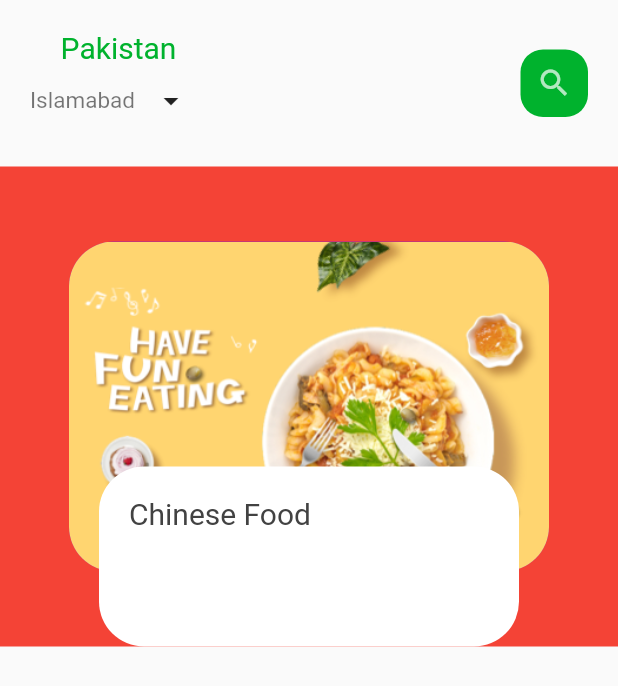
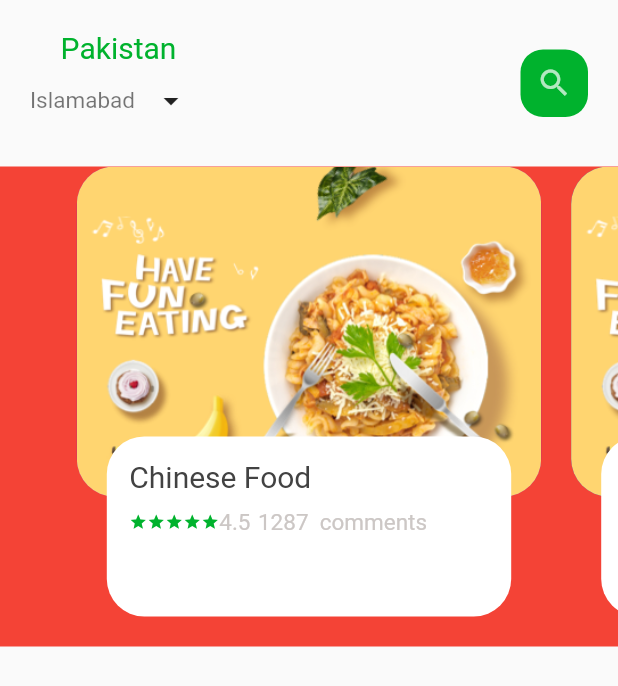
Before and after one commit to DARK-PROGRAMMER-I/Food_Delivery_App, a Flutter app: the screen it shows after launch, on a phone screen of 412 x 824 dp. Shown: the top 686 px of the screen. Run offline on Flutter 3.47's test engine with Material 2 defaults, Android fonts, the phone set to English and light mode, and no system bars.

Commit message:
Food Delivery App * Main Page body

```diff
--- a/lib/home/homePageBody.dart
+++ b/lib/home/homePageBody.dart
@@ -1,6 +1,7 @@
 import 'package:flutter/material.dart';
 import 'package:food_delivery_app/utils/colors.dart';
 import 'package:food_delivery_app/widgets/big_text.dart';
+import 'package:food_delivery_app/widgets/small_text.dart';
 
 class HomePageBody extends StatefulWidget {
   const HomePageBody({Key? key}) : super(key: key);
@@ -10,12 +11,14 @@ class HomePageBody extends StatefulWidget {
 }
 
 class _HomePageBodyState extends State<HomePageBody> {
+  PageController pageController = PageController(viewportFraction: 0.8);
   @override
   Widget build(BuildContext context) {
     return Container(
       color: Colors.red,
       height: 320,
       child: PageView.builder(
+        controller: pageController,
           itemCount: 5,
           itemBuilder: (context , position){
         return _buildPageItem(position);
@@ -26,44 +29,57 @@ class _HomePageBodyState extends State<HomePageBody> {
   Widget _buildPageItem(int index){
     return Stack(
           children: [
-            Align(
-              child: Container(
+            Container(
                     height: 220,
-                      width: 320,
-                      margin: EdgeInsets.only(left: 5, right: 5),
+                    // width: 320,
+                    margin: EdgeInsets.only(left: 10, right: 10),
                     decoration: BoxDecoration(
                       color: index.isEven ? Colors.purple : Colors.indigo,
-                        borderRadius: BorderRadius.circular(30),
+                      borderRadius: BorderRadius.circular(25),
                       image: DecorationImage(
                           image: AssetImage('assets/image/food0.png'),
                           fit: BoxFit.cover
                       )
                     ),
             ),
-            ),
             Align(
               alignment: Alignment.bottomCenter,
               child: Container(
                 height: 120,
-                width: 280,
-                margin: EdgeInsets.only(left: 5, right: 5),
+                // width: 280,
+                margin: EdgeInsets.only(left: 30, right: 30, bottom: 20),
                 decoration: BoxDecoration(
                     color: AppColors.mainWhiteColor,
-                    borderRadius: BorderRadius.circular(30),
+                    borderRadius: BorderRadius.circular(25),
+
                     ),
+                child: Container(
+                  padding: EdgeInsets.only(left: 15, right: 15, top: 15),
                   child: Column(
+                    crossAxisAlignment: CrossAxisAlignment.start,
                     children: [
-                    Container(
-                      margin: EdgeInsets.only(left: 20, top: 20),
-                      alignment: Alignment.topLeft,
-                        child: BigText('Chinese Food')),
+                      BigText('Chinese Food'),
+                      SizedBox(height: 10,),
                       Row(
                         children: [
+                          Wrap(
+                          children: List.generate(5, (index) => Icon(
+                            Icons.star, color: AppColors.mainColor,size: 12,)),
+                        ),
+                          Wrap(
+                            spacing: 5,
+                            children: [
+
+                              SmallText('4.5', ),
+
+                              SmallText('1287  comments')
+                            ],
+                          )
 
                         ],
                       ),
-                    Row()
                     ],
+                  ),
                 ),
               ),
             ),
```
Lines whose indentation alone changed are shown as unchanged.
